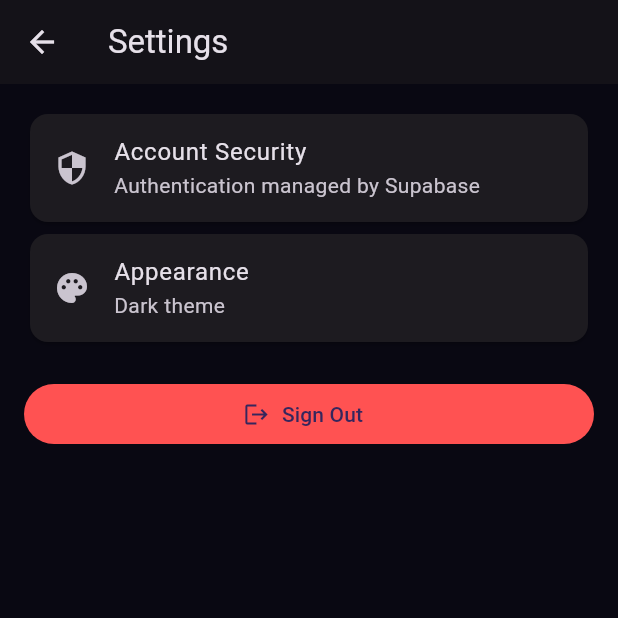
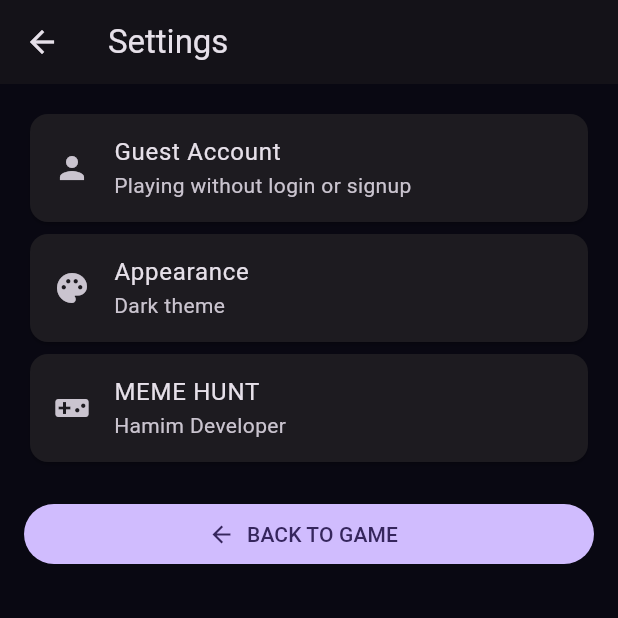
Before and after one commit to githu577/MEME-FIRE, a Flutter app: the SettingsScreen screen opened directly, on a phone screen of 412 x 824 dp, the top half of it. Run offline on Flutter 3.47's test engine with Material 3 defaults, Android fonts, the phone set to English and light mode, and no system bars; our stand-ins replace supabase_flutter; accounts and stored records are empty.

Commit message:
Update settings_screen.dart

```diff
--- a/lib/screens/settings_screen.dart
+++ b/lib/screens/settings_screen.dart
@@ -1,6 +1,5 @@
+
 import 'package:flutter/material.dart';
-
-import '../services/supabase_service.dart';
 
 class SettingsScreen extends StatelessWidget {
   const SettingsScreen({super.key});
@@ -16,14 +15,13 @@ class SettingsScreen extends StatelessWidget {
         children: [
           const Card(
             child: ListTile(
-              leading: Icon(Icons.security),
-              title: Text('Account Security'),
+              leading: Icon(Icons.person),
+              title: Text('Guest Account'),
               subtitle: Text(
-                'Authentication managed by Supabase',
+                'Playing without login or signup',
               ),
             ),
           ),
-
           const Card(
             child: ListTile(
               leading: Icon(Icons.palette),
@@ -31,38 +29,18 @@ class SettingsScreen extends StatelessWidget {
               subtitle: Text('Dark theme'),
             ),
           ),
-
+          const Card(
+            child: ListTile(
+              leading: Icon(Icons.videogame_asset),
+              title: Text('MEME HUNT'),
+              subtitle: Text('Hamim Developer'),
+            ),
+          ),
           const SizedBox(height: 20),
-
           FilledButton.icon(
-            onPressed: () async {
-              try {
-                await SupabaseService.logout();
-
-                if (context.mounted) {
-                  Navigator.popUntil(
-                    context,
-                    (route) => route.isFirst,
-                  );
-                }
-              } catch (e) {
-                if (context.mounted) {
-                  ScaffoldMessenger.of(context)
-                      .showSnackBar(
-                    SnackBar(
-                      content: Text(
-                        'Sign out failed: $e',
-                      ),
-                    ),
-                  );
-                }
-              }
-            },
-            icon: const Icon(Icons.logout),
-            label: const Text('Sign Out'),
-            style: FilledButton.styleFrom(
-              backgroundColor: Colors.redAccent,
-            ),
+            onPressed: () => Navigator.pop(context),
+            icon: const Icon(Icons.arrow_back),
+            label: const Text('BACK TO GAME'),
           ),
         ],
       ),
```
